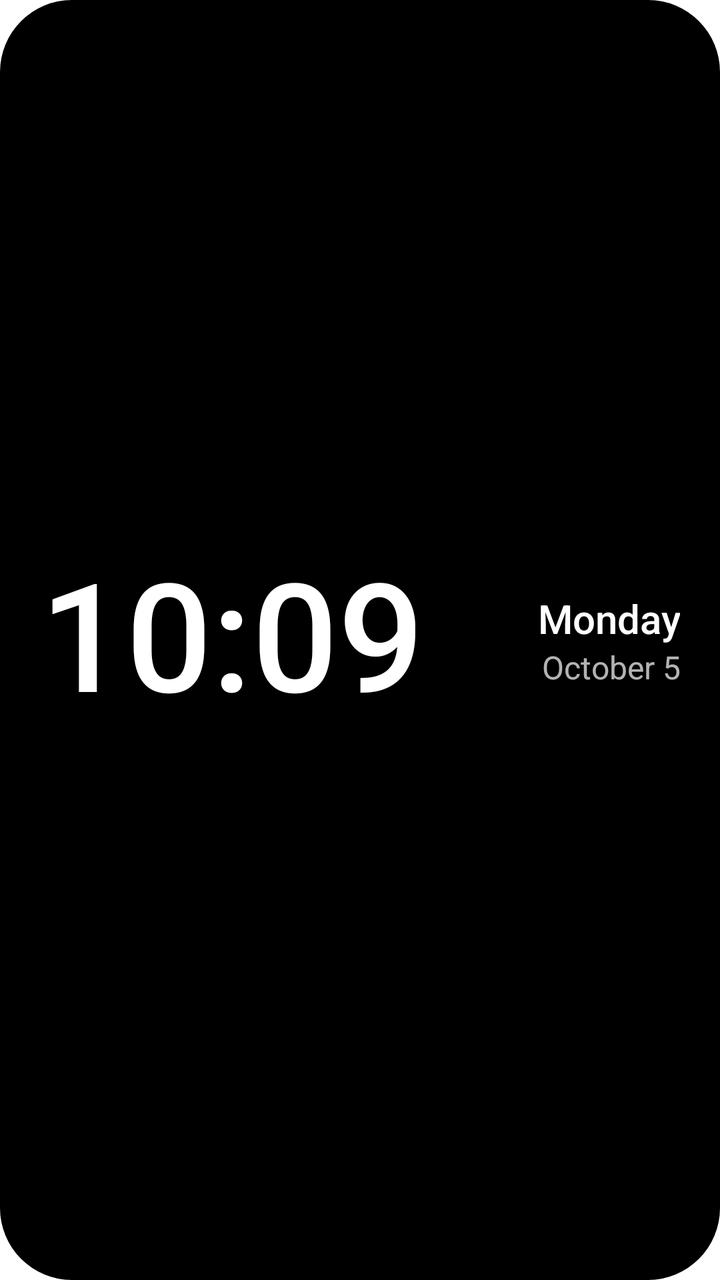
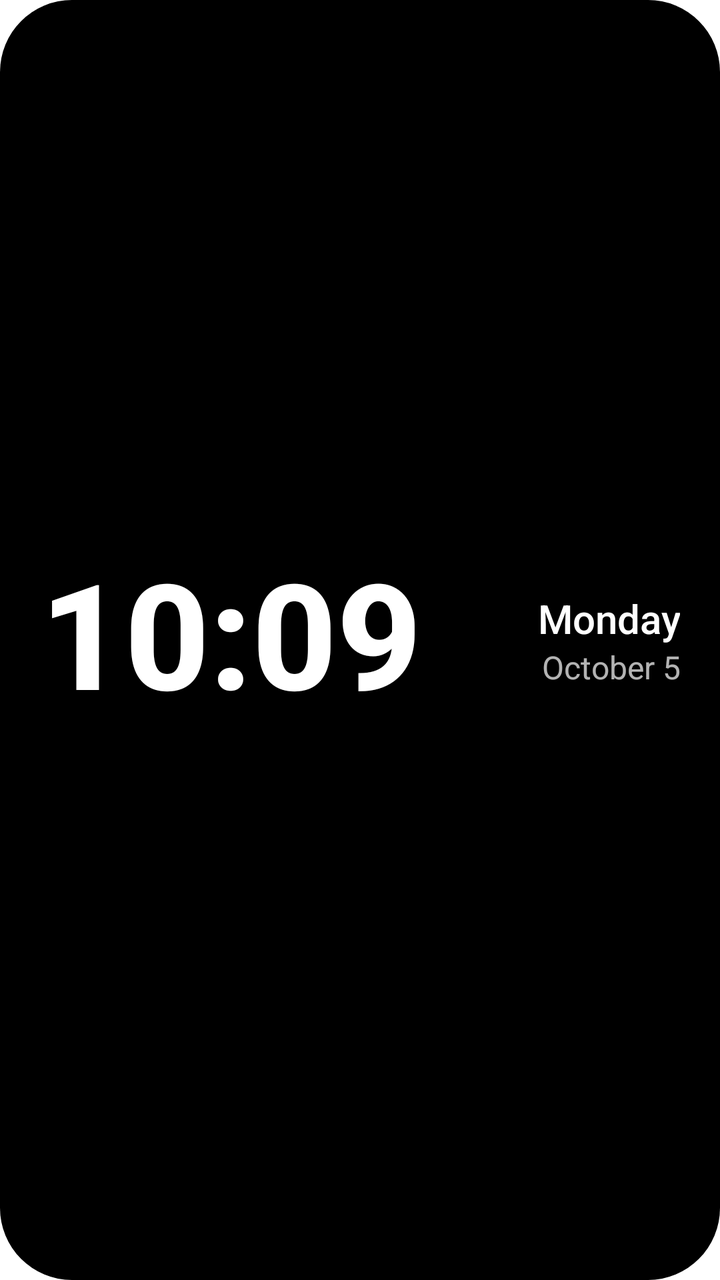

An Android layout rendered at two revisions. The XML below is the earlier revision; the diff shows what the commit changed to produce the second picture.
<!-- AndroidManifest.xml: application theme AppTheme -->
<!-- res/layout/ul_clock_preview_wide_dark.xml -->
<?xml version="1.0" encoding="utf-8"?>
<LinearLayout xmlns:android="http://schemas.android.com/apk/res/android"
    android:layout_width="match_parent"
    android:layout_height="match_parent"
    android:orientation="horizontal"
    android:gravity="center_vertical"
    android:background="@drawable/ul_clock_card_dark"
    android:paddingStart="@dimen/ul_clock_padding_wide"
    android:paddingEnd="@dimen/ul_clock_padding_wide"
    android:paddingTop="@dimen/ul_clock_padding"
    android:paddingBottom="@dimen/ul_clock_padding">

    <TextView
        android:layout_width="0dp"
        android:layout_height="match_parent"
        android:layout_weight="3"
        android:gravity="center_vertical|start"
        android:maxLines="1"
        android:includeFontPadding="false"
        android:fontFamily="sans-serif-medium"
        android:text="10:09"
        android:textColor="#FFFFFF"
        android:autoSizeTextType="uniform"
        android:autoSizeMinTextSize="14sp"
        android:autoSizeMaxTextSize="160sp" />

    <LinearLayout
        android:layout_width="0dp"
        android:layout_height="wrap_content"
        android:layout_weight="2"
        android:orientation="vertical"
        android:gravity="center_vertical|end">

        <TextView
            android:layout_width="match_parent"
            android:layout_height="wrap_content"
            android:gravity="end"
            android:maxLines="1"
            android:fontFamily="sans-serif-medium"
            android:text="@string/ul_clock_preview_weekday"
            android:textColor="#FFFFFF"
            android:textSize="20sp" />

        <TextView
            android:layout_width="match_parent"
            android:layout_height="wrap_content"
            android:gravity="end"
            android:maxLines="1"
            android:text="@string/ul_clock_preview_monthday"
            android:textColor="#B3FFFFFF"
            android:textSize="16sp" />
    </LinearLayout>
</LinearLayout>
<!-- resources referenced by this layout -->
<resources>
  <dimen name="ul_clock_padding">10dp</dimen>
  <dimen name="ul_clock_padding_wide">20dp</dimen>
  <!-- drawable ul_clock_card_dark (drawable) -->
  <?xml version="1.0" encoding="utf-8"?>
  <shape xmlns:android="http://schemas.android.com/apk/res/android" android:shape="rectangle">
      <solid android:color="#000000" />
      <corners android:radius="@dimen/ul_clock_corner_radius" />
  </shape>
  <string name="ul_clock_preview_monthday">October 5</string>
  <string name="ul_clock_preview_weekday">Monday</string>
  <style name="AppTheme" parent="@style/LauncherTheme" />
  <dimen name="ul_clock_corner_radius">36dp</dimen>
  <style name="DynamicColorsBaseLauncherTheme" parent="@style/BaseLauncherTheme">
      </style>
  <color name="materialColorSurfaceContainerHigh">@android:color/system_neutral1_100</color>
  <color name="materialColorSurfaceDim">@android:color/system_neutral1_200</color>
  <color name="materialColorSurfaceContainerHighest">@android:color/system_neutral1_200</color>
  <color name="materialColorSurfaceContainerLow">@android:color/system_neutral1_50</color>
  <color name="materialColorSurfaceBright">@android:color/system_neutral1_10</color>
  <color name="materialColorOutlineVariant">@android:color/system_neutral2_200</color>
  <color name="popup_color_primary_light">#FFF</color>
  <color name="popup_color_secondary_light">#F1F3F4</color>
  <color name="popup_color_tertiary_light">#E0E0E0</color>
  <color name="system_on_surface_light">@android:color/system_neutral1_900</color>
  <color name="popup_shade_first_light">#F9F9F9</color>
  <color name="popup_shade_second_light">#F1F1F1</color>
  <color name="popup_shade_third_light">#E2E2E2</color>
  <color name="popup_notification_dot_light">#FFF</color>
  <color name="notification_dot_color_light">#6DD58C</color>
  <color name="workspace_text_color_light">#FFF</color>
  <color name="page_indicator_dot_color_light">@android:color/system_accent1_600</color>
  <color name="page_indicator_arrow_bg_light">#000000</color>
  <color name="materialColorSecondaryFixed">@android:color/system_accent2_100</color>
  <color name="materialColorOnSecondaryFixedVariant">@android:color/system_accent2_700</color>
  <color name="folder_preview_light">#7FCFFF</color>
  <color name="folder_background_light">#EFEDED</color>
  <color name="folder_text_color_light">#1F1F1F</color>
  <color name="folder_hint_text_color_light">#444746</color>
  <color name="materialColorSurfaceContainerLowest">@android:color/system_neutral1_0</color>
  <color name="materialColorOnSurfaceVariant">@android:color/system_neutral2_700</color>
  <color name="workspace_accent_color_light">#D3E3FD</color>
  <color name="workspace_surface_color">#D3E3FD</color>
  <color name="drop_target_hover_text_color_light">#041E49</color>
  <color name="drop_target_hover_button_color_light">#D3E3FD</color>
  <color name="preload_icon_accent_color_light">#00668B</color>
  <color name="preload_icon_background_color_light">#B5CAD7</color>
  <style name="SwitchStyle" parent="@android:style/Widget.Material.CompoundButton.Switch">
          <item name="android:switchMinWidth">52dp</item>
          <item name="android:thumb">@drawable/home_settings_switch_thumb</item>
          <item name="android:track">@drawable/home_settings_switch_track</item>
      </style>
  <color name="materialColorOnSurface">@android:color/system_neutral1_900</color>
  <color name="widget_picker_header_app_title_color_light">@color/system_on_surface_light</color>
  <color name="widget_picker_header_app_subtitle_color_light">@color/system_on_surface_variant_light</color>
  <color name="widget_picker_search_text_color_light">@color/system_on_surface_variant_light</color>
  <color name="widget_cell_title_color_light">@color/system_on_surface_light</color>
  <color name="widget_cell_subtitle_color_light">@color/system_on_surface_variant_light</color>
  <color name="system_on_surface_variant_light">@android:color/system_neutral2_700</color>
  <!-- unchanged entries left out for length: 6 -->
</resources>

<!-- the commit's change to res/layout/ul_clock_preview_wide_dark.xml (unified diff, before → after) -->
@@ -18,6 +18,7 @@
         android:maxLines="1"
         android:includeFontPadding="false"
         android:fontFamily="sans-serif-medium"
+        android:textStyle="bold"
         android:text="10:09"
         android:textColor="#FFFFFF"
         android:autoSizeTextType="uniform"
